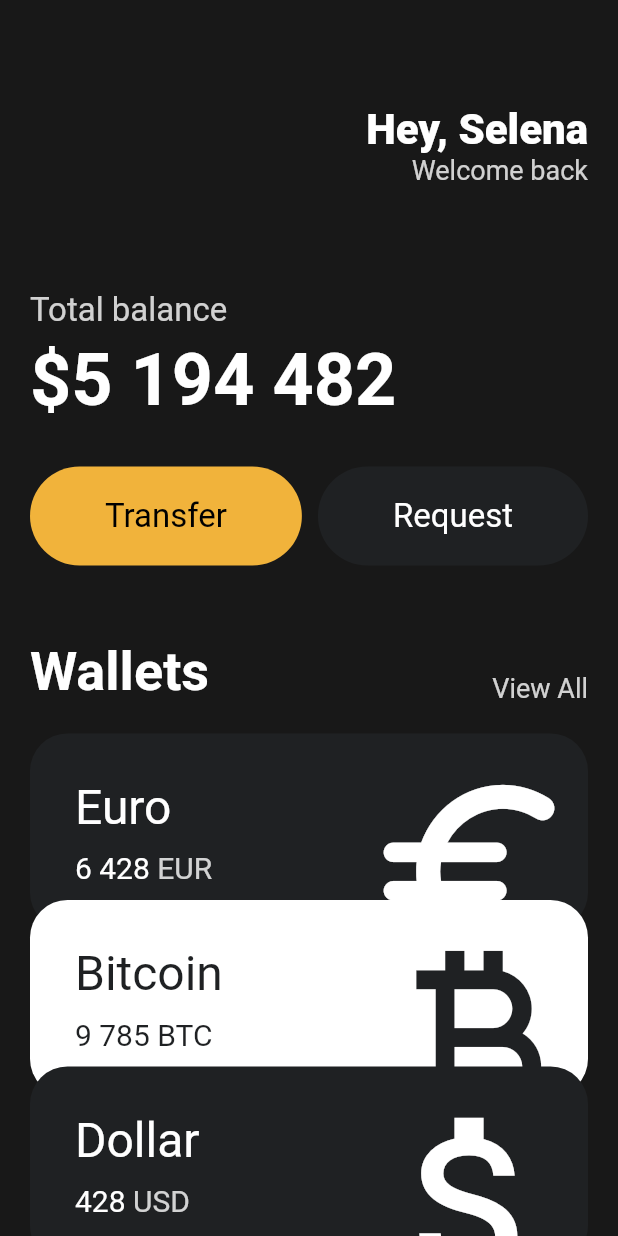
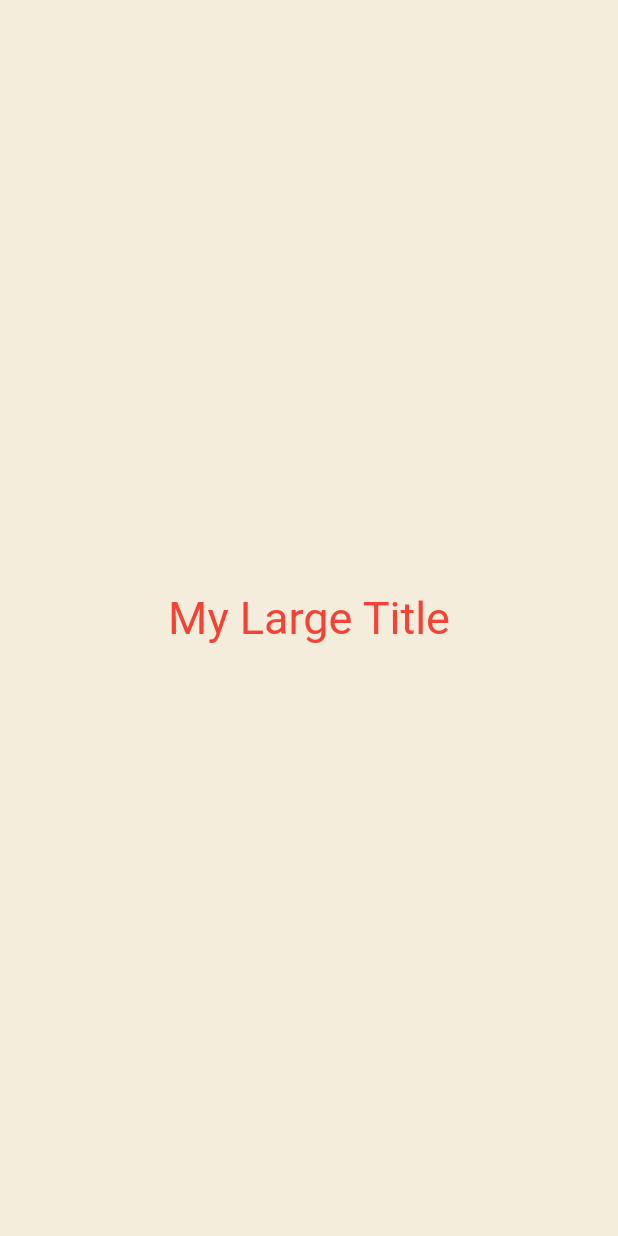
Before and after one commit to wesbin/flutter-study, a Flutter app: the screen it shows after launch, on a phone screen of 412 x 824 dp. Run offline on Flutter 3.47's test engine with Material 2 defaults, Android fonts, the light colour scheme and no system bars.

Commit message:
4.3 BuildContext end

```diff
--- a/toonflix/lib/main.dart
+++ b/toonflix/lib/main.dart
@@ -1,147 +1,34 @@
 import 'package:flutter/material.dart';
-import 'package:toonflix/widgets/button.dart';
-import 'package:toonflix/widgets/currency_card.dart';
 
 void main() {
   runApp(const App());
 }
 
-class App extends StatelessWidget {
+class App extends StatefulWidget {
   const App({super.key});
 
   @override
+  State<App> createState() => _AppState();
+}
+
+class _AppState extends State<App> {
+  @override
   Widget build(BuildContext context) {
     return MaterialApp(
+      theme: ThemeData(
+        textTheme: TextTheme(
+          titleLarge: TextStyle(
+            color: Colors.red,
+          ),
+        ),
+      ),
       home: Scaffold(
-        backgroundColor: const Color(0xFF181818),
-        body: Padding(
-          padding: const EdgeInsets.symmetric(
-            horizontal: 20,
-          ),
+        backgroundColor: const Color(0xFFF4EDDB),
+        body: Center(
           child: Column(
-            crossAxisAlignment: CrossAxisAlignment.start,
+            mainAxisAlignment: MainAxisAlignment.center,
             children: [
-              const SizedBox(
-                height: 70,
-              ),
-              Row(
-                mainAxisAlignment: MainAxisAlignment.end,
-                children: [
-                  Column(
-                    crossAxisAlignment: CrossAxisAlignment.end,
-                    children: [
-                      const Text(
-                        "Hey, Selena",
-                        style: TextStyle(
-                          color: Colors.white,
-                          fontSize: 28,
-                          fontWeight: FontWeight.w800,
-                        ),
-                      ),
-                      Text(
-                        "Welcome back",
-                        style: TextStyle(
-                          color: Colors.white.withOpacity(0.8),
-                          fontSize: 18,
-                        ),
-                      ),
-                    ],
-                  )
-                ],
-              ),
-              const SizedBox(
-                height: 70,
-              ),
-              Text(
-                "Total balance",
-                style: TextStyle(
-                  color: Colors.white.withOpacity(0.8),
-                  fontSize: 22,
-                ),
-              ),
-              const SizedBox(
-                height: 5,
-              ),
-              const Text(
-                "\$5 194 482",
-                style: TextStyle(
-                  color: Colors.white,
-                  fontSize: 48,
-                  fontWeight: FontWeight.w600,
-                ),
-              ),
-              const SizedBox(
-                height: 30,
-              ),
-              const Row(
-                mainAxisAlignment: MainAxisAlignment.spaceBetween,
-                children: [
-                  Button(
-                    text: "Transfer",
-                    bgColor: Color(0xFFF1B33B),
-                    textColor: Colors.black,
-                  ),
-                  Button(
-                    text: "Request",
-                    bgColor: Color(0xFF1F2123),
-                    textColor: Colors.white,
-                  ),
-                ],
-              ),
-              const SizedBox(
-                height: 50,
-              ),
-              Row(
-                crossAxisAlignment: CrossAxisAlignment.end,
-                mainAxisAlignment: MainAxisAlignment.spaceBetween,
-                children: [
-                  const Text(
-                    "Wallets",
-                    style: TextStyle(
-                      color: Colors.white,
-                      fontSize: 36,
-                      fontWeight: FontWeight.w600,
-                    ),
-                  ),
-                  Text(
-                    "View All",
-                    style: TextStyle(
-                      color: Colors.white.withOpacity(0.8),
-                      fontSize: 18,
-                    ),
-                  ),
-                ],
-              ),
-              const SizedBox(
-                height: 20,
-              ),
-              const CurrencyCard(
-                name: "Euro",
-                code: "EUR",
-                amount: "6 428",
-                icon: Icons.euro_rounded,
-                isInverted: false,
-              ),
-              Transform.translate(
-                offset: const Offset(0, -20),
-                child: const CurrencyCard(
-                  name: "Bitcoin",
-                  code: "BTC",
-                  amount: "9 785",
-                  icon: Icons.currency_bitcoin,
-                  isInverted: true,
-                ),
-              ),
-              Transform.translate(
-                offset: const Offset(0, -40),
-                child: const CurrencyCard(
-                  name: "Dollar",
-                  code: "USD",
-                  amount: "428",
-                  icon: Icons.attach_money_outlined,
-                  isInverted: false,
-                ),
-              ),
+              MyLargeTitle(),
             ],
           ),
         ),
@@ -149,3 +36,20 @@ class App extends StatelessWidget {
     );
   }
 }
+
+class MyLargeTitle extends StatelessWidget {
+  const MyLargeTitle({
+    super.key,
+  });
+
+  @override
+  Widget build(BuildContext context) {
+    return Text(
+      "My Large Title",
+      style: TextStyle(
+        fontSize: 30,
+        color: Theme.of(context).textTheme.titleLarge?.color
+      ),
+    );
+  }
+}
```
Also changed, not shown: toonflix/lib/currency.dart (added, +150 -0 lines), toonflix/lib/widgets/currency_card.dart (+9 -3 lines), toonflix/lib/hello_world.dart (renamed from toonflix/lib/_main.dart), 2 other files.
